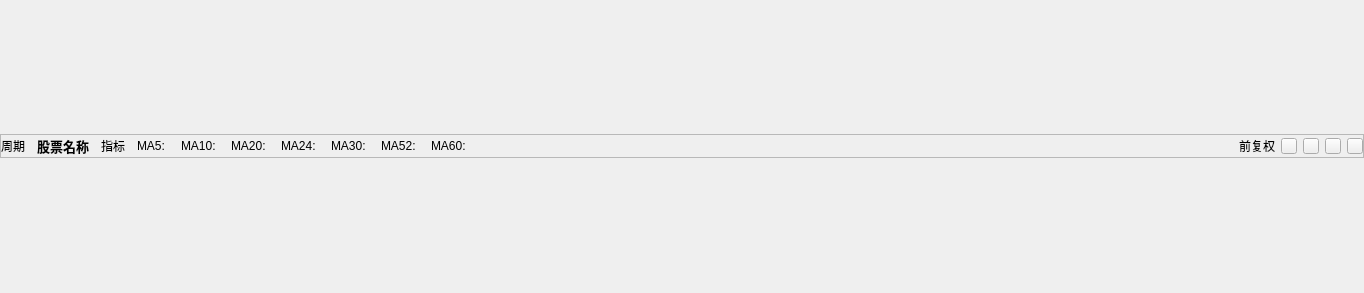
First picture: the form in src/gui/qt_widgets/MComponents/indicators/KLineWidget.ui, repository Daydreamer-AI/KLineReview, before the edit.
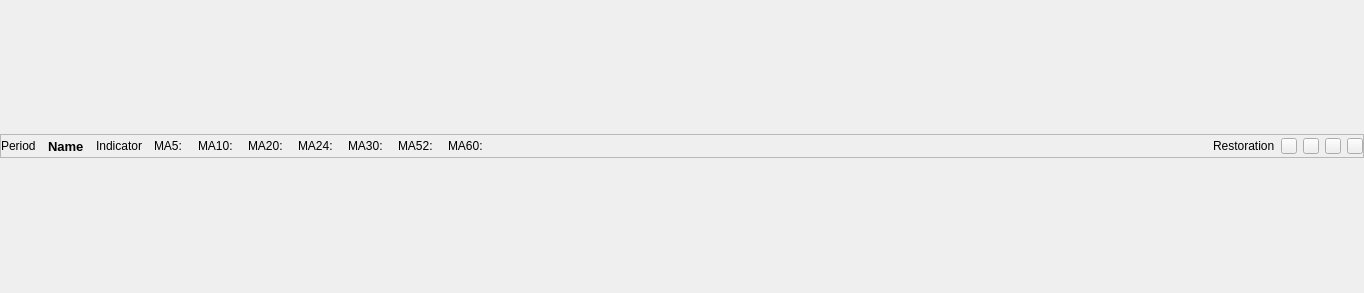
Second picture: the form after the edit. Custom widgets are drawn as their Qt base class.

Patch:
```diff
--- a/src/gui/qt_widgets/MComponents/indicators/KLineWidget.ui
+++ b/src/gui/qt_widgets/MComponents/indicators/KLineWidget.ui
@@ -73,7 +73,7 @@
         <item>
          <widget class="BodyLabel" name="label_ma_period">
           <property name="text">
-           <string>周期</string>
+           <string>Period</string>
           </property>
          </widget>
         </item>
@@ -87,7 +87,7 @@
            </font>
           </property>
           <property name="text">
-           <string>股票名称</string>
+           <string>Name</string>
           </property>
          </widget>
         </item>
@@ -101,7 +101,7 @@
         <item>
          <widget class="BodyLabel" name="label_indicator">
           <property name="text">
-           <string>指标</string>
+           <string>Indicator</string>
           </property>
          </widget>
         </item>
@@ -177,7 +177,7 @@
         <item>
          <widget class="BodyLabel" name="label_restoration_method">
           <property name="text">
-           <string>前复权</string>
+           <string>Restoration</string>
           </property>
          </widget>
         </item>
```
